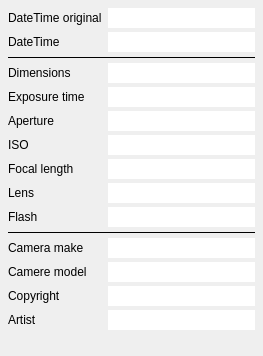
The window that library/modules/metadatamodule.ui (jaapgeurts/photostage) describes before a commit, drawn with Qt 5.
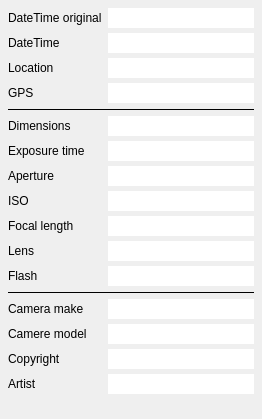
The same window after the commit.

Patch:
```diff
--- a/library/modules/metadatamodule.ui
+++ b/library/modules/metadatamodule.ui
@@ -6,8 +6,8 @@
    <rect>
     <x>0</x>
     <y>0</y>
-    <width>263</width>
-    <height>356</height>
+    <width>262</width>
+    <height>419</height>
    </rect>
   </property>
   <property name="windowTitle">
@@ -18,7 +18,7 @@
     <enum>QFormLayout::ExpandingFieldsGrow</enum>
    </property>
    <property name="verticalSpacing">
-    <number>4</number>
+    <number>5</number>
    </property>
    <property name="leftMargin">
     <number>8</number>
@@ -66,24 +66,58 @@
      </property>
     </widget>
    </item>
-   <item row="2" column="0" colspan="2">
-    <widget class="Line" name="line">
-     <property name="frameShadow">
-      <enum>QFrame::Plain</enum>
+   <item row="2" column="0">
+    <widget class="QLabel" name="label_14">
+     <property name="text">
+      <string>Location</string>
      </property>
-     <property name="orientation">
-      <enum>Qt::Horizontal</enum>
+    </widget>
+   </item>
+   <item row="2" column="1">
+    <widget class="QLineEdit" name="leLocation">
+     <property name="frame">
+      <bool>false</bool>
+     </property>
+     <property name="readOnly">
+      <bool>true</bool>
      </property>
     </widget>
    </item>
    <item row="3" column="0">
+    <widget class="QLabel" name="label_15">
+     <property name="text">
+      <string>GPS</string>
+     </property>
+    </widget>
+   </item>
+   <item row="3" column="1">
+    <widget class="QLineEdit" name="leGPS">
+     <property name="frame">
+      <bool>false</bool>
+     </property>
+     <property name="readOnly">
+      <bool>true</bool>
+     </property>
+    </widget>
+   </item>
+   <item row="4" column="0" colspan="2">
+    <widget class="Line" name="line">
+     <property name="frameShadow">
+      <enum>QFrame::Plain</enum>
+     </property>
+     <property name="orientation">
+      <enum>Qt::Horizontal</enum>
+     </property>
+    </widget>
+   </item>
+   <item row="5" column="0">
     <widget class="QLabel" name="label_13">
      <property name="text">
       <string>Dimensions</string>
      </property>
     </widget>
    </item>
-   <item row="3" column="1">
+   <item row="5" column="1">
     <widget class="QLineEdit" name="leDimensions">
      <property name="frame">
       <bool>false</bool>
@@ -93,14 +127,14 @@
      </property>
     </widget>
    </item>
-   <item row="4" column="0">
+   <item row="6" column="0">
     <widget class="QLabel" name="label_3">
      <property name="text">
       <string>Exposure time</string>
      </property>
     </widget>
    </item>
-   <item row="4" column="1">
+   <item row="6" column="1">
     <widget class="QLineEdit" name="leExposure">
      <property name="frame">
       <bool>false</bool>
@@ -110,14 +144,14 @@
      </property>
     </widget>
    </item>
-   <item row="5" column="0">
+   <item row="7" column="0">
     <widget class="QLabel" name="label_4">
      <property name="text">
       <string>Aperture</string>
      </property>
     </widget>
    </item>
-   <item row="5" column="1">
+   <item row="7" column="1">
     <widget class="QLineEdit" name="leAperture">
      <property name="frame">
       <bool>false</bool>
@@ -127,14 +161,14 @@
      </property>
     </widget>
    </item>
-   <item row="6" column="0">
+   <item row="8" column="0">
     <widget class="QLabel" name="label_5">
      <property name="text">
       <string>ISO</string>
      </property>
     </widget>
    </item>
-   <item row="6" column="1">
+   <item row="8" column="1">
     <widget class="QLineEdit" name="leISO">
      <property name="frame">
       <bool>false</bool>
@@ -144,14 +178,14 @@
      </property>
     </widget>
    </item>
-   <item row="7" column="0">
+   <item row="9" column="0">
     <widget class="QLabel" name="label_6">
      <property name="text">
       <string>Focal length</string>
      </property>
     </widget>
    </item>
-   <item row="7" column="1">
+   <item row="9" column="1">
     <widget class="QLineEdit" name="leFocalLength">
      <property name="frame">
       <bool>false</bool>
@@ -161,14 +195,14 @@
      </property>
     </widget>
    </item>
-   <item row="8" column="0">
+   <item row="10" column="0">
     <widget class="QLabel" name="label_7">
      <property name="text">
       <string>Lens</string>
      </property>
     </widget>
    </item>
-   <item row="8" column="1">
+   <item row="10" column="1">
     <widget class="QLineEdit" name="leLens">
      <property name="frame">
       <bool>false</bool>
@@ -178,14 +212,14 @@
      </property>
     </widget>
    </item>
-   <item row="9" column="0">
+   <item row="11" column="0">
     <widget class="QLabel" name="label_8">
      <property name="text">
       <string>Flash</string>
      </property>
     </widget>
    </item>
-   <item row="9" column="1">
+   <item row="11" column="1">
     <widget class="QLineEdit" name="leFlash">
      <property name="frame">
       <bool>false</bool>
@@ -195,7 +229,7 @@
      </property>
     </widget>
    </item>
-   <item row="10" column="0" colspan="2">
+   <item row="12" column="0" colspan="2">
     <widget class="Line" name="line_2">
      <property name="frameShadow">
       <enum>QFrame::Plain</enum>
@@ -205,14 +239,14 @@
      </property>
     </widget>
    </item>
-   <item row="11" column="0">
+   <item row="13" column="0">
     <widget class="QLabel" name="label_9">
      <property name="text">
       <string>Camera make</string>
      </property>
     </widget>
    </item>
-   <item row="11" column="1">
+   <item row="13" column="1">
     <widget class="QLineEdit" name="leCameraMake">
      <property name="frame">
       <bool>false</bool>
@@ -222,14 +256,14 @@
      </property>
     </widget>
    </item>
-   <item row="12" column="0">
+   <item row="14" column="0">
     <widget class="QLabel" name="label_10">
      <property name="text">
       <string>Camere model</string>
      </property>
     </widget>
    </item>
-   <item row="12" column="1">
+   <item row="14" column="1">
     <widget class="QLineEdit" name="leCameraModel">
      <property name="frame">
       <bool>false</bool>
@@ -239,14 +273,14 @@
      </property>
     </widget>
    </item>
-   <item row="13" column="0">
+   <item row="15" column="0">
     <widget class="QLabel" name="label_11">
      <property name="text">
       <string>Copyright</string>
      </property>
     </widget>
    </item>
-   <item row="13" column="1">
+   <item row="15" column="1">
     <widget class="QLineEdit" name="leCopyright">
      <property name="frame">
       <bool>false</bool>
@@ -256,14 +290,14 @@
      </property>
     </widget>
    </item>
-   <item row="14" column="0">
+   <item row="16" column="0">
     <widget class="QLabel" name="label_12">
      <property name="text">
       <string>Artist</string>
      </property>
     </widget>
    </item>
-   <item row="14" column="1">
+   <item row="16" column="1">
     <widget class="QLineEdit" name="leArtist">
      <property name="frame">
       <bool>false</bool>
```
